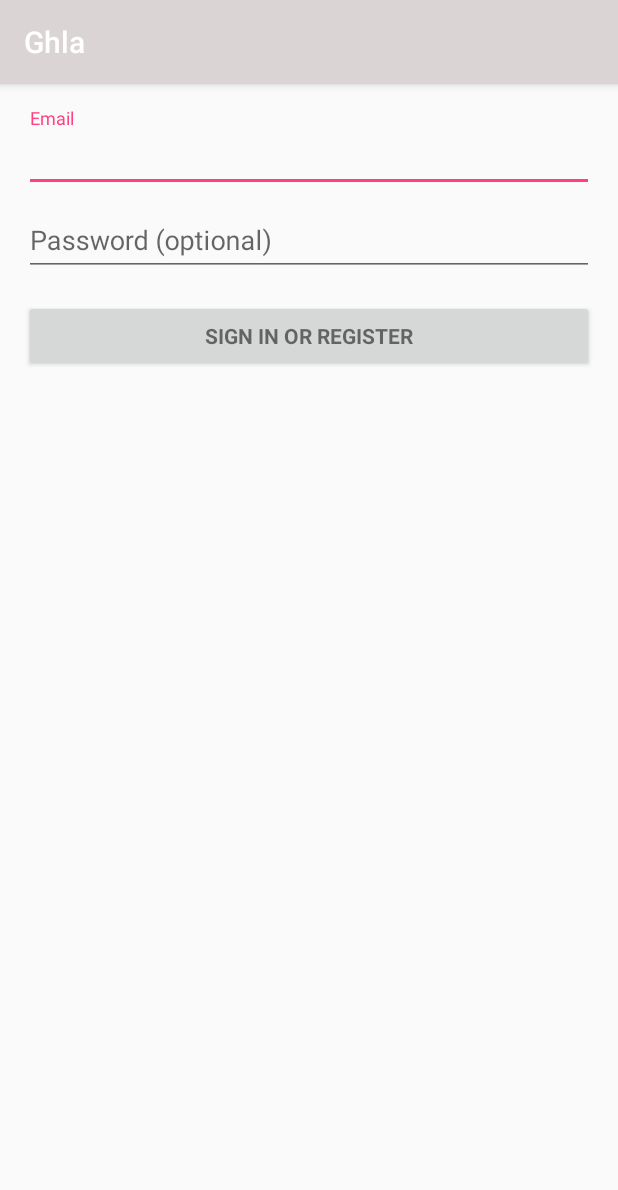
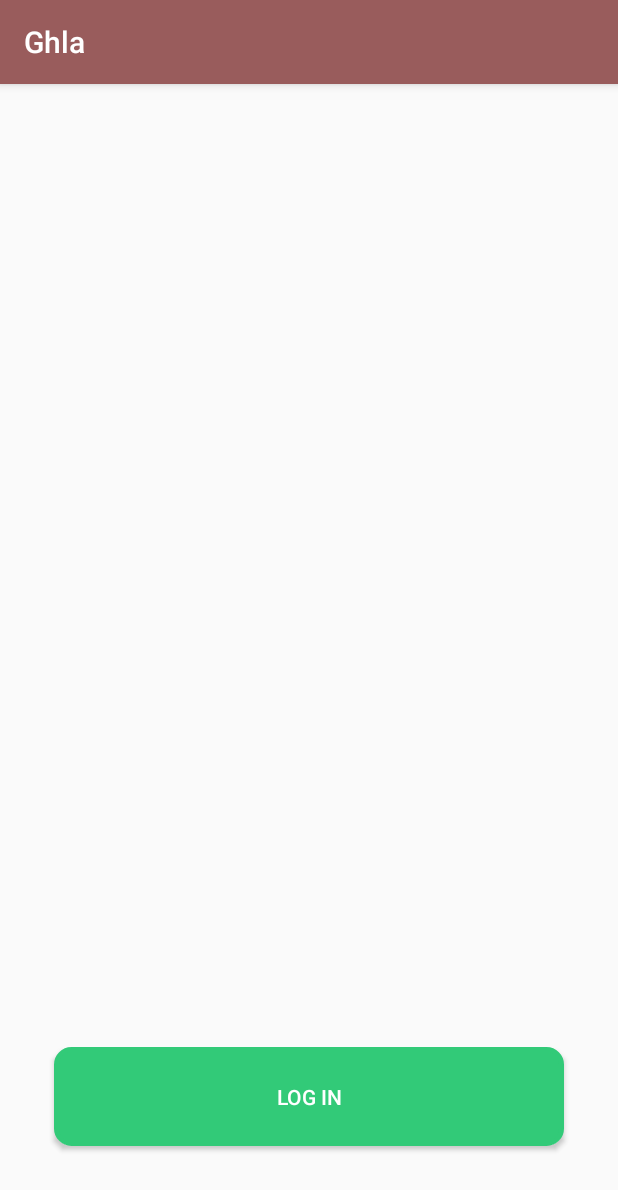
Before and after one commit to maniksundar/ghla, an Android app: the screen it shows after launch (LoginActivity before the commit, SignInActivity after it), on a phone screen of 412 x 824 dp. Shown: the top 1190 px of the screen. Run offline under Robolectric (Android 15) with nearby library versions, the phone set to English and light mode, and no system bars.

Commit message:
Create Sign in activity and add the green button

```diff
--- a/app/src/main/AndroidManifest.xml
+++ b/app/src/main/AndroidManifest.xml
@@ -1,6 +1,7 @@
 <?xml version="1.0" encoding="utf-8"?>
 <manifest xmlns:android="http://schemas.android.com/apk/res/android"
     package="com.ghla.library.authority">
+
     <!-- To auto-complete the email text field in the login form with the user's emails -->
     <uses-permission android:name="android.permission.GET_ACCOUNTS" />
     <uses-permission android:name="android.permission.READ_PROFILE" />
@@ -14,7 +15,7 @@
         android:supportsRtl="true"
         android:theme="@style/AppTheme">
         <activity
-            android:name=".LoginActivity"
+            android:name=".SignInActivity"
             android:label="@string/app_name">
             <intent-filter>
                 <action android:name="android.intent.action.MAIN" />
@@ -22,6 +23,7 @@
                 <category android:name="android.intent.category.LAUNCHER" />
             </intent-filter>
         </activity>
+        <activity android:name=".LoginActivity"/>
     </application>
 
 </manifest>
--- /dev/null
+++ b/app/src/main/java/com/ghla/library/authority/SignInActivity.java
@@ -0,0 +1,13 @@
+package com.ghla.library.authority;
+
+import android.support.v7.app.AppCompatActivity;
+import android.os.Bundle;
+
+public class SignInActivity extends AppCompatActivity {
+
+    @Override
+    protected void onCreate(Bundle savedInstanceState) {
+        super.onCreate(savedInstanceState);
+        setContentView(R.layout.activity_sign_in);
+    }
+}
--- /dev/null
+++ b/app/src/main/res/drawable/button_gray.xml
@@ -0,0 +1,7 @@
+<?xml version="1.0" encoding="utf-8"?>
+<shape xmlns:android="http://schemas.android.com/apk/res/android">
+    <solid android:color="@color/colorGray"/>
+    <stroke android:width="3dp" android:color="@color/colorGreen" />
+    <corners android:radius="10dp"/>
+    <padding android:left="0dp" android:top="0dp" android:right="0dp" android:bottom="0dp" />
+</shape>
--- /dev/null
+++ b/app/src/main/res/drawable/textview_gray.xml
@@ -0,0 +1,7 @@
+<?xml version="1.0" encoding="utf-8"?>
+<shape xmlns:android="http://schemas.android.com/apk/res/android">
+    <solid android:color="@color/colorGray"/>
+    <stroke android:width="3dp" android:color="@android:color/transparent" />
+    <corners android:radius="10dp"/>
+    <padding android:left="10dp" android:top="10dp" android:right="10dp" android:bottom="10dp" />
+</shape>
--- /dev/null
+++ b/app/src/main/res/layout/activity_sign_in.xml
@@ -0,0 +1,37 @@
+<?xml version="1.0" encoding="utf-8"?>
+<android.support.constraint.ConstraintLayout xmlns:android="http://schemas.android.com/apk/res/android"
+    xmlns:app="http://schemas.android.com/apk/res-auto"
+    xmlns:tools="http://schemas.android.com/tools"
+    android:layout_width="match_parent"
+    android:layout_height="match_parent"
+    tools:context=".SignInActivity">
+
+    <Button
+        android:id="@+id/button"
+        android:layout_width="0dp"
+        android:layout_height="66dp"
+        android:layout_marginBottom="60dp"
+        android:layout_marginEnd="36dp"
+        android:layout_marginStart="36dp"
+        android:background="@drawable/button_green"
+        android:text="@string/log_in"
+        android:textColor="@android:color/white"
+        app:layout_constraintBottom_toBottomOf="parent"
+        app:layout_constraintEnd_toEndOf="parent"
+        app:layout_constraintStart_toStartOf="parent" />
+
+    <EditText
+        android:id="@+id/editText"
+        android:layout_width="0dp"
+        android:layout_height="0dp"
+        android:layout_marginBottom="18dp"
+        android:layout_marginEnd="36dp"
+        android:layout_marginStart="36dp"
+        android:background="@drawable/textview_gray"
+        android:ems="10"
+        android:inputType="textPersonName"
+        android:text="@string/full_name"
+        app:layout_constraintBottom_toTopOf="@+id/button"
+        app:layout_constraintEnd_toEndOf="parent"
+        app:layout_constraintStart_toStartOf="parent" />
+</android.support.constraint.ConstraintLayout>
--- a/app/src/main/res/values/colors.xml
+++ b/app/src/main/res/values/colors.xml
@@ -1,7 +1,8 @@
 <?xml version="1.0" encoding="utf-8"?>
 <resources>
-    <color name="colorPrimary">#dad4d4</color>
+    <color name="colorPrimary">#995c5c</color>
     <color name="colorPrimaryDark">#7e8087</color>
     <color name="colorAccent">#FF4081</color>
     <color name="colorGreen">#32ca78</color>
+    <color name="colorGray">#f5f5f5</color>
 </resources>
--- a/app/src/main/res/values/strings.xml
+++ b/app/src/main/res/values/strings.xml
@@ -14,4 +14,6 @@
         completions."
     </string>
     <string name="Login">Log in</string>
+    <string name="log_in">Log in</string>
+    <string name="full_name">full name</string>
 </resources>
```
